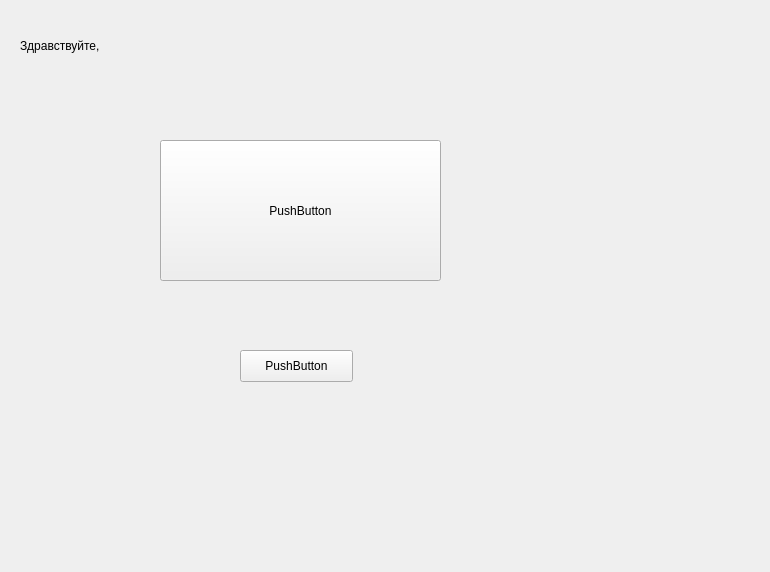
glimb-developers-team/Glimb, file clientwindow.ui: the form before one commit.
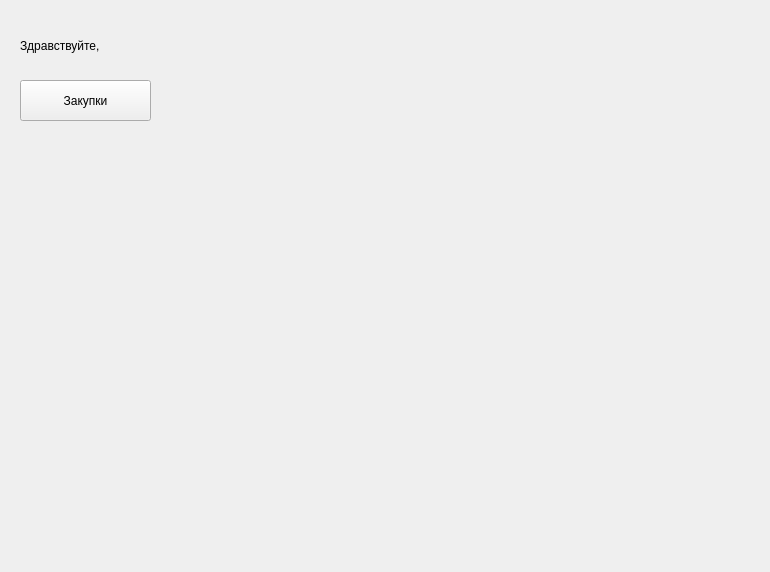
The form after the commit.

Diff of the .ui file:
```diff
--- a/clientwindow.ui
+++ b/clientwindow.ui
@@ -45,30 +45,17 @@
     <string>Здравствуйте,</string>
    </property>
   </widget>
-  <widget class="QPushButton" name="pushButton">
-   <property name="geometry">
-    <rect>
-     <x>160</x>
-     <y>140</y>
-     <width>281</width>
-     <height>141</height>
-    </rect>
-   </property>
-   <property name="text">
-    <string>PushButton</string>
-   </property>
-  </widget>
   <widget class="QPushButton" name="but">
    <property name="geometry">
     <rect>
-     <x>240</x>
-     <y>350</y>
-     <width>113</width>
-     <height>32</height>
+     <x>20</x>
+     <y>80</y>
+     <width>131</width>
+     <height>41</height>
     </rect>
    </property>
    <property name="text">
-    <string>PushButton</string>
+    <string>Закупки</string>
    </property>
   </widget>
  </widget>
```
